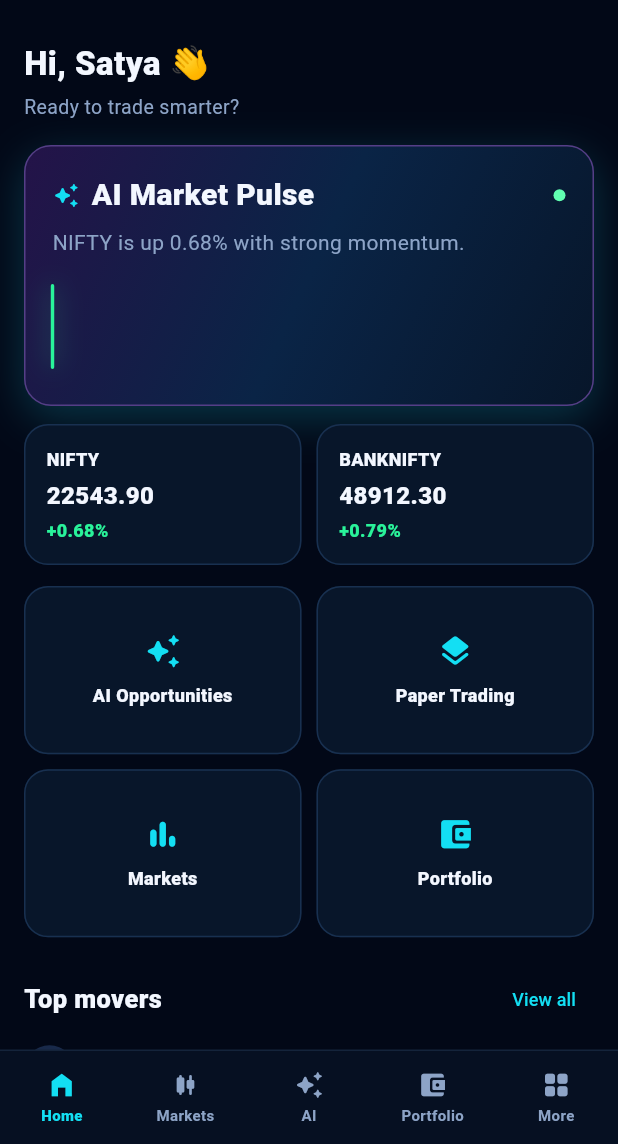
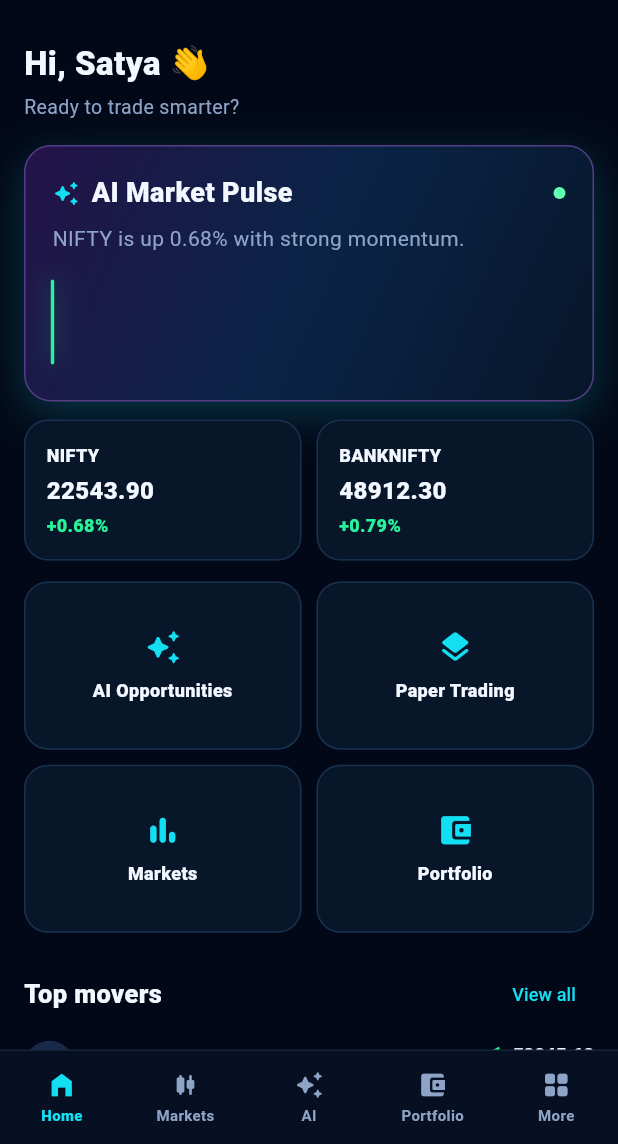
Before and after one commit to operationReact/AiTradingSystem, a Flutter app: the MockReviewApp screen opened directly, on a phone screen of 412 x 824 dp, the part 92-1236 px from its top. Run offline on Flutter 3.47's test engine with Material 3 defaults, Android fonts, the phone set to English and light mode, and no system bars; our stand-ins replace local_auth, shared_preferences; accounts and stored records are empty.

Commit message:
Repair mock review source and state mutations

```diff
--- a/apps/trading_client/lib/src/presentation/review/mock_review_app.dart
+++ b/apps/trading_client/lib/src/presentation/review/mock_review_app.dart
@@ -181,8 +181,15 @@ class _HomeReviewPage extends StatelessWidget {
                   children: [
                     const Icon(Icons.auto_awesome_rounded, color: _Ui.cyan, size: 18),
                     const SizedBox(width: 8),
-                    const Text('AI Market Pulse', style: TextStyle(fontSize: 20, fontWeight: FontWeight.w900)),
-                    const Spacer(),
+                    const Expanded(
+                      child: Text(
+                        'AI Market Pulse',
+                        maxLines: 1,
+                        overflow: TextOverflow.ellipsis,
+                        style: TextStyle(fontSize: 18, fontWeight: FontWeight.w900),
+                      ),
+                    ),
+                    const SizedBox(width: 8),
                     Container(
                       width: 8,
                       height: 8,
```
